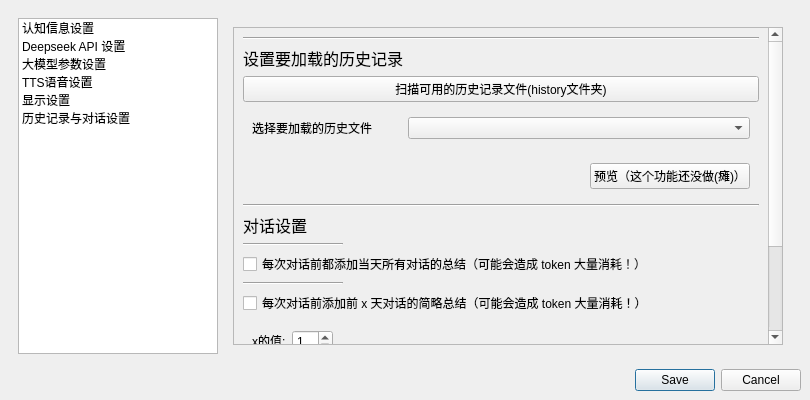
The window that asset/GUI/xml/initialization.ui (CodeCCsky/chatWithQing) describes before a commit, drawn with Qt 5.
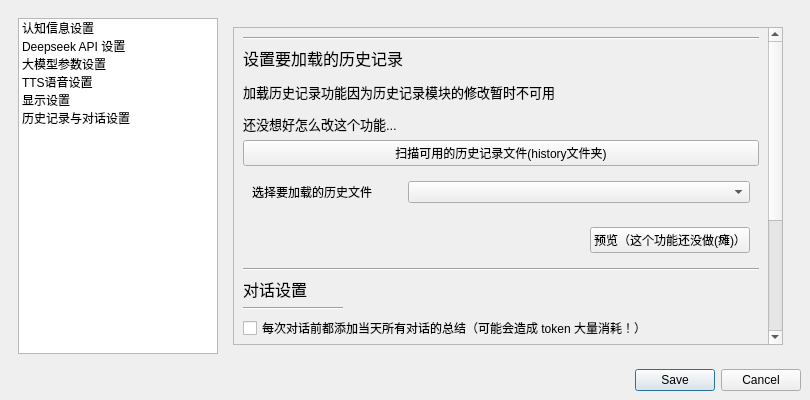
The same window after the commit. The open tabs and pages were chosen to show the change.

Commit message: 暂时禁用切换历史记录功能

Diff of the .ui file:
```diff
--- a/asset/GUI/xml/initialization.ui
+++ b/asset/GUI/xml/initialization.ui
@@ -857,9 +857,9 @@
               <property name="geometry">
                <rect>
                 <x>0</x>
-                <y>-84</y>
+                <y>0</y>
                 <width>531</width>
-                <height>399</height>
+                <height>453</height>
                </rect>
               </property>
               <layout class="QVBoxLayout" name="verticalLayout_23">
@@ -873,7 +873,7 @@
                <item>
                 <widget class="QLabel" name="historyLabel">
                  <property name="text">
-                  <string>&lt;html&gt;&lt;head/&gt;&lt;body&gt;&lt;p&gt;&lt;span style=&quot; font-size:12pt;&quot;&gt;设置要加载的历史记录&lt;/span&gt;&lt;/p&gt;&lt;/body&gt;&lt;/html&gt;</string>
+                  <string>&lt;html&gt;&lt;head/&gt;&lt;body&gt;&lt;p&gt;&lt;span style=&quot; font-size:12pt;&quot;&gt;设置要加载的历史记录&lt;/span&gt;&lt;/p&gt;&lt;p&gt;&lt;span style=&quot; font-size:10pt;&quot;&gt;加载历史记录功能因为历史记录模块的修改暂时不可用&lt;/span&gt;&lt;/p&gt;&lt;p&gt;&lt;span style=&quot; font-size:10pt;&quot;&gt;还没想好怎么改这个功能...&lt;/span&gt;&lt;/p&gt;&lt;/body&gt;&lt;/html&gt;</string>
                  </property>
                 </widget>
                </item>
```
Left out of the diff: 10 changed lines with no effect on the pictures. The commit also changes 5 other files.
